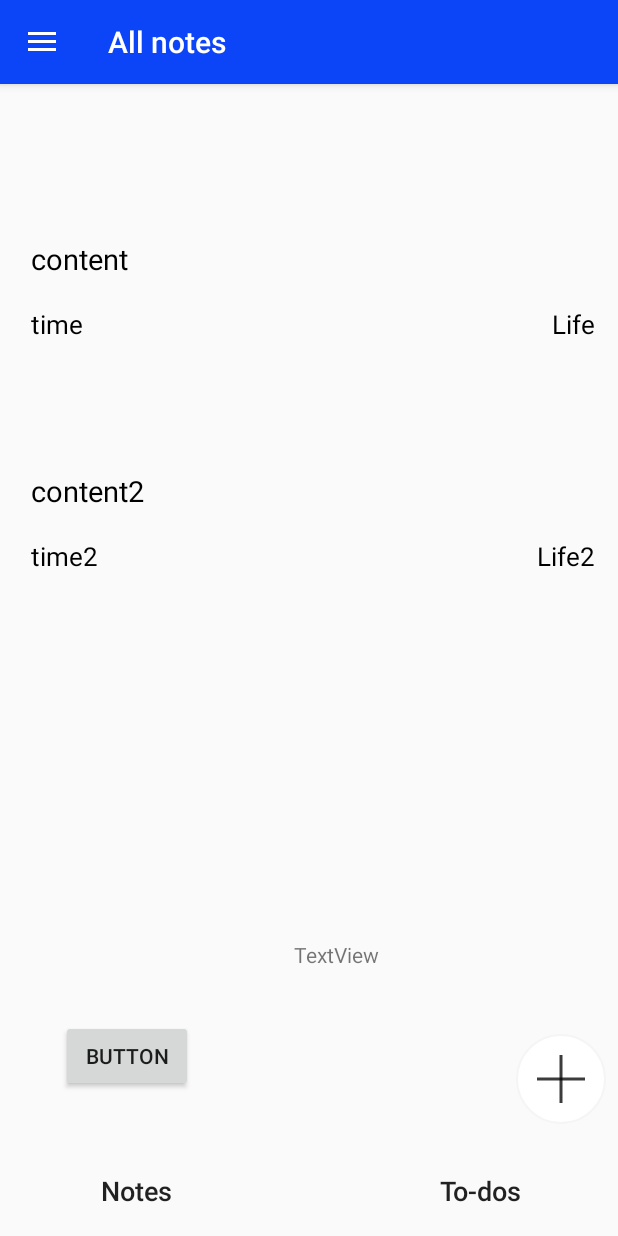
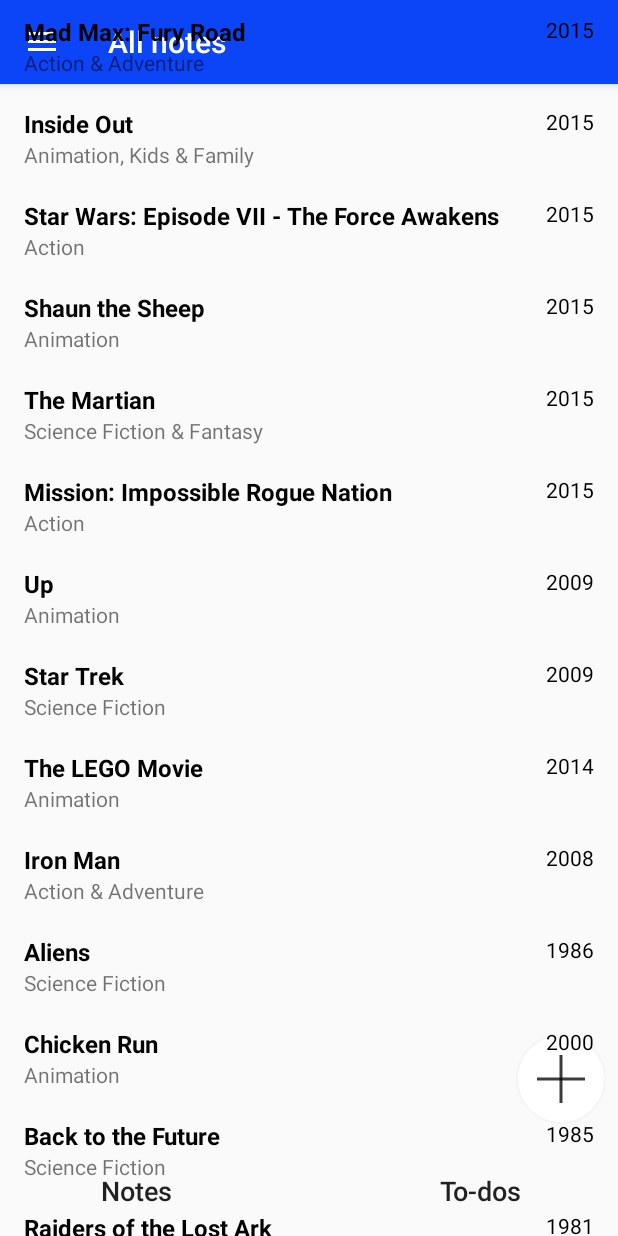
Before and after one commit to orange006/Organizer, an Android app: the screen it shows after launch (MainActivity), on a phone screen of 412 x 824 dp. Run offline under Robolectric (Android 15) with nearby library versions, the phone set to English and light mode, and no system bars; our stand-ins replace navigation-ui.

Commit message:
Fixed recyclerView

```diff
--- a/app/src/main/java/com/example/organizer/MainActivity.java
+++ b/app/src/main/java/com/example/organizer/MainActivity.java
@@ -16,11 +16,12 @@ import com.google.android.material.navigation.NavigationView;
 import androidx.drawerlayout.widget.DrawerLayout;
 import androidx.appcompat.app.AppCompatActivity;
 import androidx.appcompat.widget.Toolbar;
+import androidx.recyclerview.widget.DefaultItemAnimator;
 import androidx.recyclerview.widget.LinearLayoutManager;
 import androidx.recyclerview.widget.RecyclerView;
 import android.view.View;
 import android.view.Window;
-import android.widget.TextView;
+
 import java.util.ArrayList;
 import java.util.List;
 import java.util.Objects;
@@ -29,10 +30,9 @@ public class MainActivity extends AppCompatActivity {
 
     private AppBarConfiguration mAppBarConfiguration;
 
-    private List<Note> notes;
-    private static RecyclerView recyclerView;
-
-    private static RVAdapter adapter;
+    private List<Note> notesList = new ArrayList<>();
+    private RecyclerView recyclerView;
+    private RVAdapter mAdapter;
 
     @RequiresApi(api = Build.VERSION_CODES.KITKAT)
     @Override
@@ -57,26 +57,68 @@ public class MainActivity extends AppCompatActivity {
 
         setColorBar();
 
-        notes = new ArrayList<>();
-        Note note = new Note("time", "Life", "content");
-        Note note2 = new Note("time2", "Life2", "content2");
-        notes.add(note);
-        notes.add(note2);
+        recyclerView = findViewById(R.id.recycler_view);
+        mAdapter = new RVAdapter(notesList);
 
-        try {
-            recyclerView = this.findViewById(R.id.recViewNote);
-            recyclerView.setHasFixedSize(true);
+        recyclerView.setLayoutManager(new LinearLayoutManager(getApplicationContext()));
+        recyclerView.setItemAnimator(new DefaultItemAnimator());
 
-            recyclerView.setLayoutManager(new LinearLayoutManager(this));
+        recyclerView.setAdapter(mAdapter);
 
-            adapter = new RVAdapter(this, notes);
-            recyclerView.setAdapter(adapter);
+        prepareMovieData();
 
-        }
-        catch(Exception e) {
-            e.printStackTrace();
-        }
+    }
 
+    private void prepareMovieData() {
+        Note note = new Note("Mad Max: Fury Road", "Action & Adventure", "2015");
+        notesList.add(note);
+
+        note = new Note("Inside Out", "Animation, Kids & Family", "2015");
+        notesList.add(note);
+
+        note = new Note("Star Wars: Episode VII - The Force Awakens", "Action", "2015");
+        notesList.add(note);
+
+        note = new Note("Shaun the Sheep", "Animation", "2015");
+        notesList.add(note);
+
+        note = new Note("The Martian", "Science Fiction & Fantasy", "2015");
+        notesList.add(note);
+
+        note = new Note("Mission: Impossible Rogue Nation", "Action", "2015");
+        notesList.add(note);
+
+        note = new Note("Up", "Animation", "2009");
+        notesList.add(note);
+
+        note = new Note("Star Trek", "Science Fiction", "2009");
+        notesList.add(note);
+
+        note = new Note("The LEGO Movie", "Animation", "2014");
+        notesList.add(note);
+
+        note = new Note("Iron Man", "Action & Adventure", "2008");
+        notesList.add(note);
+
+        note = new Note("Aliens", "Science Fiction", "1986");
+        notesList.add(note);
+
+        note = new Note("Chicken Run", "Animation", "2000");
+        notesList.add(note);
+
+        note = new Note("Back to the Future", "Science Fiction", "1985");
+        notesList.add(note);
+
+        note = new Note("Raiders of the Lost Ark", "Action & Adventure", "1981");
+        notesList.add(note);
+
+        note = new Note("Goldfinger", "Action & Adventure", "1965");
+        notesList.add(note);
+
+        note = new Note("Guardians of the Galaxy", "Science Fiction & Fantasy", "2014");
+        notesList.add(note);
+
+        mAdapter.notifyDataSetChanged();
     }
 
     @RequiresApi(api = Build.VERSION_CODES.KITKAT)
@@ -86,13 +128,7 @@ public class MainActivity extends AppCompatActivity {
         StatusBarColor statusBarColor = new StatusBarColor();
         Window window = getWindow();
 
-        statusBarColor.changeStatusBarColor("blue", window);
-    }
-
-    public void TEST(View view) {
-        String q = Note.notes.get(0).toString();
-        TextView tv = findViewById(R.id.textView);
-        tv.setText(q);
+        statusBarColor.changeStatusBarColor(window);
     }
 
     public void openAddNoteActivity(View view) {
--- a/app/src/main/java/com/example/organizer/StatusBarColor.java
+++ b/app/src/main/java/com/example/organizer/StatusBarColor.java
@@ -5,12 +5,14 @@ import android.os.Build;
 import android.view.Window;
 import android.view.WindowManager;
 
-public class StatusBarColor {
-    public void changeStatusBarColor(String color, Window window){
+class StatusBarColor {
+    void changeStatusBarColor(Window window){
         if (Build.VERSION.SDK_INT >= 21) {
             window.clearFlags(WindowManager.LayoutParams.FLAG_TRANSLUCENT_STATUS);
+
             window.addFlags(WindowManager.LayoutParams.FLAG_DRAWS_SYSTEM_BAR_BACKGROUNDS);
-            window.setStatusBarColor(Color.parseColor(color));
+
+            window.setStatusBarColor(Color.parseColor("blue"));
         }
     }
 }
--- a/app/src/main/java/com/example/organizer/activity_add_note.java
+++ b/app/src/main/java/com/example/organizer/activity_add_note.java
@@ -15,7 +15,6 @@ import android.view.Window;
 import android.widget.EditText;
 import android.widget.Spinner;
 import android.widget.TextView;
-import com.example.organizer.model.Note;
 import java.text.SimpleDateFormat;
 import java.util.Date;
 import java.util.Objects;
@@ -67,8 +66,8 @@ public class activity_add_note extends AppCompatActivity {
 
             TextView timeNote = findViewById(R.id.timeNotes);
 
-            Note note = new Note((String)timeNote.getText(), category, content);
-            note.addNote();
+//            Note note = new Note((String)timeNote.getText(), category, content);
+//            note.addNote();
 
         }
 
@@ -82,6 +81,6 @@ public class activity_add_note extends AppCompatActivity {
         StatusBarColor statusBarColor = new StatusBarColor();
         Window window = getWindow();
 
-        statusBarColor.changeStatusBarColor("blue", window);
+        statusBarColor.changeStatusBarColor(window);
     }
 }
--- a/app/src/main/java/com/example/organizer/activity_add_todo.java
+++ b/app/src/main/java/com/example/organizer/activity_add_todo.java
@@ -1,16 +1,20 @@
 package com.example.organizer;
 
+import androidx.annotation.NonNull;
+import androidx.annotation.RequiresApi;
 import androidx.appcompat.app.AppCompatActivity;
-
 import android.content.Intent;
 import android.graphics.Color;
 import android.graphics.drawable.ColorDrawable;
+import android.os.Build;
 import android.os.Bundle;
 import android.view.MenuItem;
 import android.view.Window;
+import java.util.Objects;
 
 public class activity_add_todo extends AppCompatActivity {
 
+    @RequiresApi(api = Build.VERSION_CODES.KITKAT)
     @Override
     protected void onCreate(Bundle savedInstanceState) {
         super.onCreate(savedInstanceState);
@@ -18,24 +22,25 @@ public class activity_add_todo extends AppCompatActivity {
 
         setTitle("Edit to-do");
 
-        getSupportActionBar().setDisplayHomeAsUpEnabled(true);
+        Objects.requireNonNull(getSupportActionBar()).setDisplayHomeAsUpEnabled(true);
         getSupportActionBar().setDisplayShowHomeEnabled(true);
 
         setColorBar();
     }
 
-    public boolean onOptionsItemSelected(MenuItem item){
+    public boolean onOptionsItemSelected(@NonNull MenuItem item){
         Intent myIntent = new Intent(getApplicationContext(), activity_todos.class);
         startActivityForResult(myIntent, 0);
         return true;
     }
 
+    @RequiresApi(api = Build.VERSION_CODES.KITKAT)
     private void setColorBar() {
-        getSupportActionBar().setBackgroundDrawable(new ColorDrawable(Color.rgb(12, 68, 248)));
+        Objects.requireNonNull(getSupportActionBar()).setBackgroundDrawable(new ColorDrawable(Color.rgb(12, 68, 248)));
 
         StatusBarColor statusBarColor = new StatusBarColor();
         Window window = getWindow();
 
-        statusBarColor.changeStatusBarColor("blue", window);
+        statusBarColor.changeStatusBarColor(window);
     }
 }
--- a/app/src/main/java/com/example/organizer/activity_todos.java
+++ b/app/src/main/java/com/example/organizer/activity_todos.java
@@ -1,25 +1,19 @@
 package com.example.organizer;
 
+import androidx.annotation.RequiresApi;
 import androidx.appcompat.app.AppCompatActivity;
-import androidx.appcompat.widget.Toolbar;
-import androidx.drawerlayout.widget.DrawerLayout;
-import androidx.navigation.NavController;
-import androidx.navigation.Navigation;
-import androidx.navigation.ui.AppBarConfiguration;
-import androidx.navigation.ui.NavigationUI;
-
 import android.content.Intent;
 import android.graphics.Color;
 import android.graphics.drawable.ColorDrawable;
+import android.os.Build;
 import android.os.Bundle;
-import android.view.Menu;
 import android.view.View;
 import android.view.Window;
-
-import com.google.android.material.navigation.NavigationView;
+import java.util.Objects;
 
 public class activity_todos extends AppCompatActivity {
 
+    @RequiresApi(api = Build.VERSION_CODES.KITKAT)
     @Override
     protected void onCreate(Bundle savedInstanceState) {
         super.onCreate(savedInstanceState);
@@ -30,13 +24,14 @@ public class activity_todos extends AppCompatActivity {
         setColorBar();
     }
 
+    @RequiresApi(api = Build.VERSION_CODES.KITKAT)
     private void setColorBar() {
-        getSupportActionBar().setBackgroundDrawable(new ColorDrawable(Color.rgb(12, 68, 248)));
+        Objects.requireNonNull(getSupportActionBar()).setBackgroundDrawable(new ColorDrawable(Color.rgb(12, 68, 248)));
 
         StatusBarColor statusBarColor = new StatusBarColor();
         Window window = getWindow();
 
-        statusBarColor.changeStatusBarColor("blue", window);
+        statusBarColor.changeStatusBarColor(window);
     }
 
     public void openMainActivity(View view) {
--- a/app/src/main/java/com/example/organizer/adapters/RVAdapter.java
+++ b/app/src/main/java/com/example/organizer/adapters/RVAdapter.java
@@ -1,73 +1,56 @@
 package com.example.organizer.adapters;
 
-import android.content.Context;
 import android.view.LayoutInflater;
 import android.view.View;
 import android.view.ViewGroup;
 import android.widget.TextView;
-
 import androidx.annotation.NonNull;
 import androidx.recyclerview.widget.RecyclerView;
-
 import com.example.organizer.R;
 import com.example.organizer.model.Note;
-
 import java.util.List;
 
-public class RVAdapter extends RecyclerView.Adapter<RVAdapter.ViewHolder>{
+public class RVAdapter extends RecyclerView.Adapter<RVAdapter.MyViewHolder> {
 
-    private LayoutInflater inflater;
-    private List<Note> notes;
+    private List<Note> notesList;
 
-    public RVAdapter(Context context, List<Note> phones) {
-        this.notes = phones;
-        this.inflater = LayoutInflater.from(context);
+    class MyViewHolder extends RecyclerView.ViewHolder {
+         private TextView content;
+         private TextView date;
+         private TextView category;
+
+         MyViewHolder(View view) {
+            super(view);
+            content = view.findViewById(R.id.rvContent);
+            date = view.findViewById(R.id.rvDate);
+            category = view.findViewById(R.id.rvCategory);
+         }
+    }
+
+    public RVAdapter(List<Note> notesList) {
+        this.notesList = notesList;
     }
 
     @NonNull
     @Override
-    public RVAdapter.ViewHolder onCreateViewHolder(@NonNull ViewGroup parent, int viewType) {
+    public MyViewHolder onCreateViewHolder(ViewGroup parent, int viewType) {
+        View itemView = LayoutInflater.from(parent.getContext())
+                .inflate(R.layout.note_list_row, parent, false);
 
-        View view = inflater.inflate(R.layout.layout_listitem, parent, false);
-
-        //View view = inflater.from(parent.getContext()).inflate(R.layout.layout_listitem, parent, false);
-
-        return new ViewHolder(view);
+        return new MyViewHolder(itemView);
     }
 
     @Override
-    public void onBindViewHolder(RVAdapter.ViewHolder holder, int position) {
-        Note note = notes.get(position);
-        holder.contentNote.setText(note.getContent());
-        holder.dateNote.setText(note.getDate());
-        holder.categoryNote.setText(note.getCategory());
+    public void onBindViewHolder(MyViewHolder holder, int position) {
+        Note note = notesList.get(position);
+
+        holder.content.setText(note.getContent());
+        holder.date.setText(note.getDate());
+        holder.category.setText(note.getCategory());
     }
 
     @Override
     public int getItemCount() {
-        int size;
-
-        if(notes != null && !notes.isEmpty()) {
-            size = notes.size();
-        }
-        else {
-            size = 0;
-        }
-
-        return size;
-    }
-
-    public class ViewHolder extends RecyclerView.ViewHolder {
-
-        private TextView contentNote;
-        private TextView dateNote;
-        private TextView categoryNote;
-
-        ViewHolder(View view){
-            super(view);
-            contentNote = view.findViewById(R.id.contentNote);
-            dateNote = view.findViewById(R.id.dateNote);
-            categoryNote = view.findViewById(R.id.categoryNote);
-        }
+        return notesList.size();
     }
 }
--- a/app/src/main/java/com/example/organizer/model/Note.java
+++ b/app/src/main/java/com/example/organizer/model/Note.java
@@ -11,11 +11,11 @@ public class Note {
     private String category;
     private String content;
 
-    public static List<Note> notes = new ArrayList<>();
+    //public static List<Note> notes = new ArrayList<>();
 
     public Note() {}
 
-    public Note(String date, String category, String content) {
+    public Note(String content, String category, String date) {
         id = count++;
 
         this.date = date;
@@ -23,14 +23,14 @@ public class Note {
         this.content = content;
     }
 
-    public void addNote() {
-        notes.add(this);
-    }
+//    public void addNote() {
+//        notes.add(this);
+//    }
 
-    @Override
-    public String toString() {
-        return "Id = " + id + " date: " + date + " category: " + category + " content: " + content;
-    }
+//    @Override
+//    public String toString() {
+//        return "Id = " + id + " date: " + date + " category: " + category + " content: " + content;
+//    }
 
     public int getiD() {
         return id;
--- a/app/src/main/res/layout/activity_main.xml
+++ b/app/src/main/res/layout/activity_main.xml
@@ -22,4 +22,10 @@
         app:headerLayout="@layout/nav_header_main"
         app:menu="@menu/activity_main_drawer" />
 
+    <androidx.recyclerview.widget.RecyclerView
+        android:id="@+id/recycler_view"
+        android:layout_width="match_parent"
+        android:layout_height="wrap_content"
+        android:scrollbars="vertical" />
+
 </androidx.drawerlayout.widget.DrawerLayout>
--- a/app/src/main/res/layout/fragment_home.xml
+++ b/app/src/main/res/layout/fragment_home.xml
@@ -2,7 +2,6 @@
 <androidx.constraintlayout.widget.ConstraintLayout
     xmlns:android="http://schemas.android.com/apk/res/android"
     xmlns:app="http://schemas.android.com/apk/res-auto"
-    xmlns:tools="http://schemas.android.com/tools"
     android:layout_width="match_parent"
     android:layout_height="match_parent">
 
@@ -53,42 +52,4 @@
         app:layout_constraintTop_toTopOf="parent"
         app:layout_constraintVertical_bias="1.0" />
 
-    <TextView
-        android:id="@+id/textView"
-        android:layout_width="wrap_content"
-        android:layout_height="wrap_content"
-        android:text="TextView"
-        app:layout_constraintBottom_toBottomOf="parent"
-        app:layout_constraintEnd_toEndOf="parent"
-        app:layout_constraintHorizontal_bias="0.551"
-        app:layout_constraintStart_toStartOf="parent"
-        app:layout_constraintTop_toTopOf="parent"
-        app:layout_constraintVertical_bias="0.762" />
-
-    <Button
-        android:id="@+id/button"
-        android:layout_width="wrap_content"
-        android:layout_height="wrap_content"
-        android:layout_marginBottom="96dp"
-        android:onClick="TEST"
-        android:text="Button"
-        app:layout_constraintBottom_toBottomOf="parent"
-        app:layout_constraintEnd_toEndOf="parent"
-        app:layout_constraintHorizontal_bias="0.126"
-        app:layout_constraintStart_toStartOf="parent" />
-
-    <androidx.recyclerview.widget.RecyclerView
-        android:id="@+id/recViewNote"
-        android:layout_width="match_parent"
-        app:layoutManager="LinearLayoutManager"
-        android:layout_height="384dp"
-        android:scrollbars="vertical"
-        app:layout_constraintBottom_toBottomOf="parent"
-        app:layout_constraintEnd_toEndOf="parent"
-        app:layout_constraintHorizontal_bias="0.246"
-        app:layout_constraintStart_toStartOf="parent"
-        app:layout_constraintTop_toTopOf="parent"
-        app:layout_constraintVertical_bias="0.215" />
-
-
 </androidx.constraintlayout.widget.ConstraintLayout>
--- a/app/src/main/res/layout/layout_listitem.xml
+++ /dev/null
@@ -1,42 +0,0 @@
-<?xml version="1.0" encoding="utf-8"?>
-<RelativeLayout xmlns:android="http://schemas.android.com/apk/res/android"
-    android:layout_width="match_parent"
-    android:layout_height="wrap_content"
-    android:padding="15dp"
-    android:id="@+id/parent_layout">
-
-    <TextView
-        android:layout_width="match_parent"
-        android:layout_height="30dp"
-        android:id="@+id/contentNote"
-        android:layout_marginStart="5dp"
-        android:layout_marginTop="5dp"
-        android:text="@string/content"
-        android:textColor="#000"
-        android:textSize="19sp" />
-
-    <TextView
-        android:layout_width="wrap_content"
-        android:layout_height="wrap_content"
-        android:text="@string/date"
-        android:id="@+id/dateNote"
-        android:textColor="#000"
-        android:layout_centerVertical="true"
-        android:layout_marginStart="5dp"
-        android:layout_alignParentStart="true"
-        android:layout_marginTop="100dp"
-        android:textSize="17sp"/>
-
-    <TextView
-        android:id="@+id/categoryNote"
-        android:layout_alignParentEnd="true"
-        android:layout_width="wrap_content"
-        android:layout_height="wrap_content"
-        android:layout_centerVertical="true"
-        android:layout_marginStart="106dp"
-        android:layout_marginTop="70dp"
-        android:text="@string/category"
-        android:textColor="#000"
-        android:textSize="17sp" />
-
-</RelativeLayout>
--- /dev/null
+++ b/app/src/main/res/layout/note_list_row.xml
@@ -0,0 +1,38 @@
+<?xml version="1.0" encoding="utf-8"?>
+<RelativeLayout xmlns:android="http://schemas.android.com/apk/res/android"
+    xmlns:tools="http://schemas.android.com/tools"
+    android:layout_width="match_parent"
+    android:layout_height="wrap_content"
+    android:background="?android:attr/selectableItemBackground"
+    android:clickable="true"
+    android:focusable="true"
+    android:orientation="vertical"
+    android:paddingBottom="10dp"
+    android:paddingLeft="16dp"
+    android:paddingRight="16dp"
+    android:paddingTop="10dp">
+
+    <TextView
+        android:id="@+id/rvContent"
+        android:layout_width="match_parent"
+        android:layout_height="wrap_content"
+        android:layout_alignParentTop="true"
+        android:textColor="#000"
+        android:textSize="16sp"
+        android:textStyle="bold" />
+
+    <TextView
+        android:id="@+id/rvCategory"
+        android:layout_width="match_parent"
+        android:layout_height="wrap_content"
+        android:layout_below="@id/rvContent" />
+
+    <TextView
+        android:id="@+id/rvDate"
+        android:layout_width="wrap_content"
+        android:layout_height="wrap_content"
+        android:layout_alignParentEnd="true"
+        android:textColor="#000"
+        tools:ignore="RelativeOverlap" />
+
+</RelativeLayout>
```
